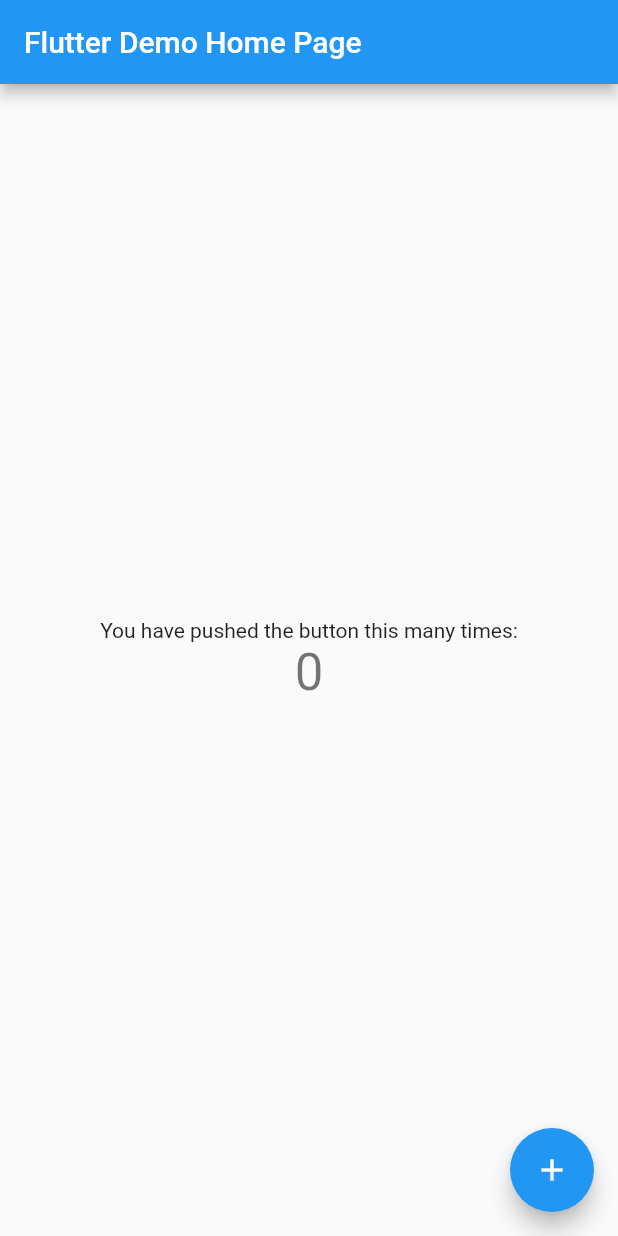
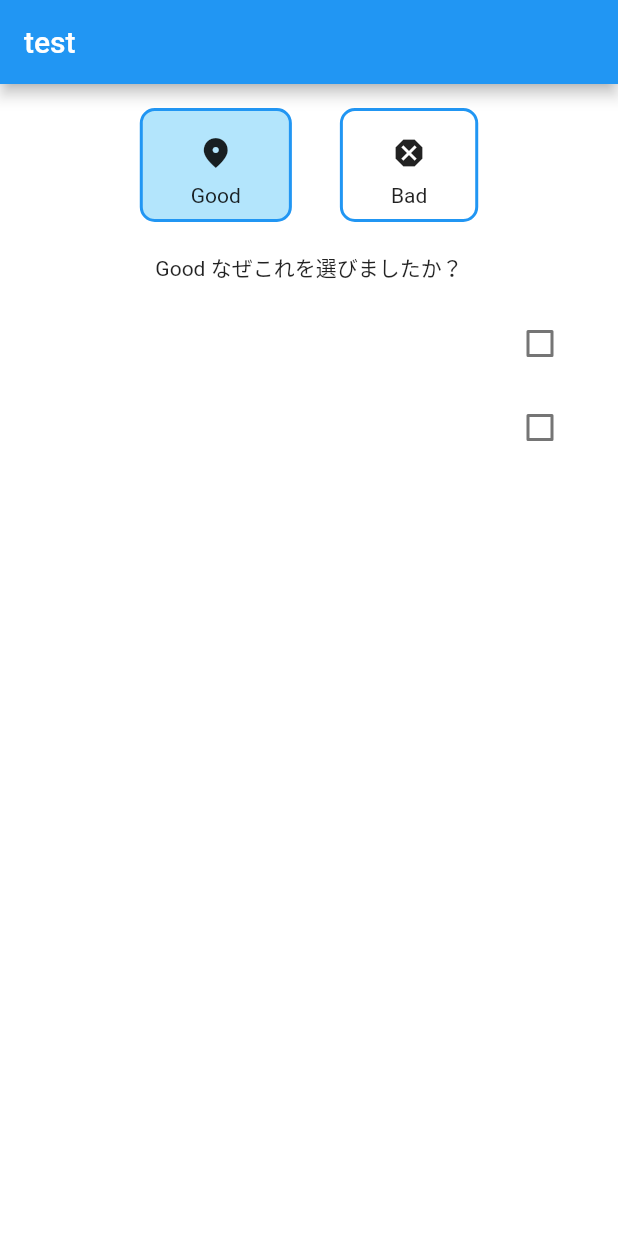
Before and after one commit to YukiKitaike716/three_question_data_model, a Flutter app: the screen it shows after launch, on a phone screen of 412 x 824 dp. Run offline on Flutter 3.47's test engine with Material 2 defaults, Android fonts, the light colour scheme and no system bars; our stand-ins replace flutter_riverpod, gap.

Commit message:
add question page

```diff
--- a/lib/main.dart
+++ b/lib/main.dart
@@ -1,5 +1,5 @@
 import 'package:flutter/material.dart';
-import 'package:hooks_riverpod/hooks_riverpod.dart';
+import 'package:three_question_data_model/question_paga.dart';
 
 void main() {
   runApp(const MyApp());
@@ -11,58 +11,11 @@
   @override
   Widget build(BuildContext context) {
     return MaterialApp(
-      title: 'Flutter Demo',
+      title: 'Theree Question Data Model',
       theme: ThemeData(
         primarySwatch: Colors.blue,
       ),
-      home: const MyHomePage(title: 'Flutter Demo Home Page'),
+      home: const QuestionPage(),
     );
   }
 }
-
-class MyHomePage extends StatefulWidget {
-  const MyHomePage({super.key, required this.title});
-
-  final String title;
-
-  @override
-  State<MyHomePage> createState() => _MyHomePageState();
-}
-
-class _MyHomePageState extends State<MyHomePage> {
-  int _counter = 0;
-
-  void _incrementCounter() {
-    setState(() {
-      _counter++;
-    });
-  }
-
-  @override
-  Widget build(BuildContext context) {
-    return Scaffold(
-      appBar: AppBar(
-        title: Text(widget.title),
-      ),
-      body: Center(
-        child: Column(
-          mainAxisAlignment: MainAxisAlignment.center,
-          children: <Widget>[
-            const Text(
-              'You have pushed the button this many times:',
-            ),
-            Text(
-              '$_counter',
-              style: Theme.of(context).textTheme.headline4,
-            ),
-          ],
-        ),
-      ),
-      floatingActionButton: FloatingActionButton(
-        onPressed: _incrementCounter,
-        tooltip: 'Increment',
-        child: const Icon(Icons.add),
-      ),
-    );
-  }
-}
--- /dev/null
+++ b/lib/question_paga.dart
@@ -0,0 +1,198 @@
+import 'package:flutter/material.dart';
+import 'package:flutter_riverpod/flutter_riverpod.dart';
+import 'package:gap/gap.dart';
+
+enum OverallEvaluation {
+  good('Good'),
+  bad('Bad'),
+  none('None');
+
+  final String name;
+  const OverallEvaluation(this.name);
+
+  String get buttonLabel => '$name なぜこれを選びましたか？';
+
+  Icon? get buttonImage {
+    switch (this) {
+      case good:
+        return Icon(Icons.fmd_good);
+      case bad:
+        return Icon(Icons.dangerous);
+      case none:
+        return null;
+    }
+  }
+}
+
+class QuestionPage extends ConsumerWidget {
+  const QuestionPage({Key? key}) : super(key: key);
+
+  @override
+  Widget build(BuildContext context, WidgetRef ref) {
+    // final overallEvaluation =
+    //     ref.watch(_viewModel.select((value) => value.overallEvaluation));
+    final overallEvaluation = OverallEvaluation.good;
+
+    return WillPopScope(
+      onWillPop: () async {
+        return false;
+      },
+      child: Scaffold(
+        appBar: AppBar(
+          title: Text('test'),
+        ),
+        backgroundColor: Colors.white,
+        body: SingleChildScrollView(
+          padding: const EdgeInsets.symmetric(horizontal: 16),
+          child: SafeArea(
+            child: Column(
+              mainAxisAlignment: MainAxisAlignment.start,
+              mainAxisSize: MainAxisSize.min,
+              children: [
+                const Gap(16),
+                Wrap(
+                  spacing: 16,
+                  runSpacing: 8,
+                  children: [
+                    _OverallEvaluationButton(
+                      selectedOverallEvaluation: overallEvaluation,
+                      buttonOverallEvaluation: OverallEvaluation.good,
+                    ),
+                    const Gap(32),
+                    _OverallEvaluationButton(
+                      selectedOverallEvaluation: overallEvaluation,
+                      buttonOverallEvaluation: OverallEvaluation.bad,
+                    ),
+                  ],
+                ),
+                overallEvaluation == OverallEvaluation.none
+                    ? const SizedBox.shrink()
+                    : const _SecondHalfContent(),
+                const Gap(16),
+              ],
+            ),
+          ),
+        ),
+      ),
+    );
+  }
+}
+
+class _SecondHalfContent extends ConsumerWidget {
+  const _SecondHalfContent({
+    Key? key,
+  }) : super(key: key);
+
+  @override
+  Widget build(BuildContext context, WidgetRef ref) {
+    // final questions = ref.watch(_viewModel.select((value) => value.questions));
+
+    // final overallEvaluation =
+    //     ref.watch(_viewModel.select((value) => value.overallEvaluation));
+
+    // final isEnabledButton =
+    //     ref.watch(_viewModel.select((value) => value.isEnabledButton));
+
+    final overallEvaluation = OverallEvaluation.good;
+
+    final questions = <String>['test', 'test2'];
+    return Column(
+      mainAxisSize: MainAxisSize.min,
+      children: [
+        const Gap(16),
+        Container(
+          padding: EdgeInsets.symmetric(horizontal: 16, vertical: 4),
+          child: Text(
+            overallEvaluation.buttonLabel,
+          ),
+          decoration: BoxDecoration(borderRadius: BorderRadius.circular(20)),
+        ),
+        const Gap(4),
+        const Gap(4),
+        for (final question in questions)
+          _DetailQuestionCheckBox(
+            selectedOverallEvaluation: overallEvaluation,
+            question: question,
+          ),
+      ],
+    );
+  }
+}
+
+class _DetailQuestionCheckBox extends ConsumerWidget {
+  const _DetailQuestionCheckBox({
+    Key? key,
+    required this.selectedOverallEvaluation,
+    required this.question,
+  }) : super(key: key);
+
+  final OverallEvaluation selectedOverallEvaluation;
+  //final FoodDeliveryEvaluateData question;
+  final String question;
+
+  @override
+  Widget build(BuildContext context, WidgetRef ref) {
+    // return question.map(
+    //     overallQuestion: (OverallQuestion value) => const SizedBox.shrink(),
+    //     freeTextQuestion: (FreeTextQuestion value) => const SizedBox.shrink(),
+    //     detailQuestion: (DetailQuestion value) {
+    //       final questionId = value.questionId;
+    //       return value.overallEvaluation == selectedOverallEvaluation
+    //           ? CheckboxListTile(
+    //               dense: true,
+    //               title: Text(
+    //                 value.questionStatement,
+    //                 style: PickGoText.style18,
+    //               ),
+    //               controlAffinity: ListTileControlAffinity.leading,
+    //               value: value.checked,
+    //               onChanged: (_) =>
+    //                   ref.read(_viewModel).onTapCheckBox(questionId),
+    //             )
+    //           : const SizedBox.shrink();
+    //     });
+    return CheckboxListTile(value: false, onChanged: (_) => null);
+  }
+}
+
+class _OverallEvaluationButton extends ConsumerWidget {
+  const _OverallEvaluationButton(
+      {Key? key,
+      required this.selectedOverallEvaluation,
+      required this.buttonOverallEvaluation})
+      : super(key: key);
+
+  final OverallEvaluation selectedOverallEvaluation;
+  final OverallEvaluation buttonOverallEvaluation;
+
+  @override
+  Widget build(BuildContext context, WidgetRef ref) {
+    return GestureDetector(
+      behavior: HitTestBehavior.opaque,
+      onTap: () => null,
+      child: Container(
+        decoration: BoxDecoration(
+          color: selectedOverallEvaluation == buttonOverallEvaluation
+              ? Colors.lightBlue.shade100
+              : Colors.white,
+          border: Border.all(color: Colors.blue, width: 2),
+          borderRadius: BorderRadius.circular(10),
+        ),
+        child: Padding(
+          padding:
+              const EdgeInsets.only(top: 16, left: 32, right: 32, bottom: 8),
+          child: Column(
+            mainAxisAlignment: MainAxisAlignment.start,
+            children: [
+              buttonOverallEvaluation.buttonImage ?? SizedBox.shrink(),
+              const Gap(8),
+              Text(
+                buttonOverallEvaluation.name,
+              )
+            ],
+          ),
+        ),
+      ),
+    );
+  }
+}
--- a/pubspec.yaml
+++ b/pubspec.yaml
@@ -10,6 +10,7 @@
   flutter:
     sdk: flutter
   flutter_hooks: ^0.18.0
+  gap: ^2.0.1
   hooks_riverpod: ^2.1.1
   json_annotation: ^4.7.0
 
```
